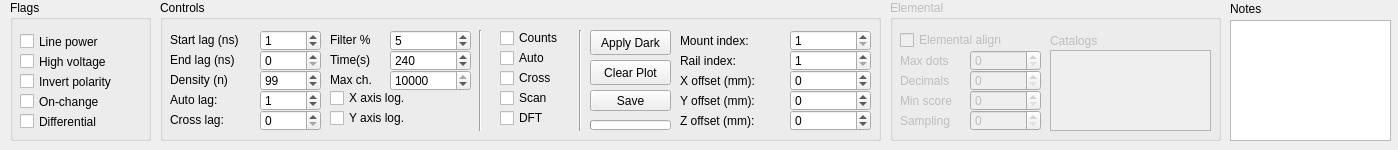
Before: the Qt Designer form line.ui in ahp-electronics/xc-gui, drawn with Qt 5.
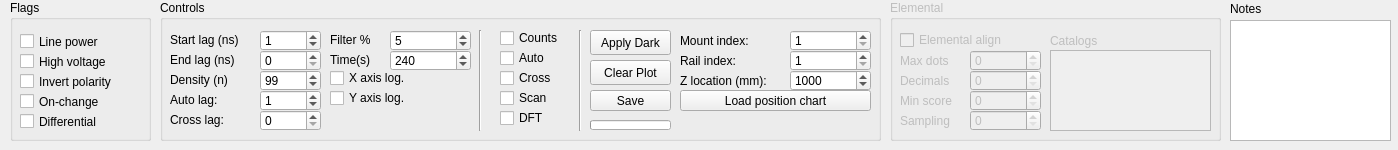
After: the same form once the commit is applied.

Commit message: Position chart CSV loading

Patch:
```diff
--- a/line.ui
+++ b/line.ui
@@ -583,7 +583,7 @@
      <rect>
       <x>520</x>
       <y>30</y>
-      <width>101</width>
+      <width>111</width>
       <height>21</height>
      </rect>
     </property>
@@ -596,7 +596,7 @@
      <rect>
       <x>520</x>
       <y>50</y>
-      <width>101</width>
+      <width>111</width>
       <height>21</height>
      </rect>
     </property>
@@ -604,45 +604,6 @@
      <string>Rail index:</string>
     </property>
    </widget>
-   <widget class="QLabel" name="label_9">
-    <property name="geometry">
-     <rect>
-      <x>520</x>
-      <y>70</y>
-      <width>101</width>
-      <height>21</height>
-     </rect>
-    </property>
-    <property name="text">
-     <string>X offset (mm):</string>
-    </property>
-   </widget>
-   <widget class="QLabel" name="label_10">
-    <property name="geometry">
-     <rect>
-      <x>520</x>
-      <y>90</y>
-      <width>101</width>
-      <height>21</height>
-     </rect>
-    </property>
-    <property name="text">
-     <string>Y offset (mm):</string>
-    </property>
-   </widget>
-   <widget class="QLabel" name="label_11">
-    <property name="geometry">
-     <rect>
-      <x>520</x>
-      <y>110</y>
-      <width>101</width>
-      <height>21</height>
-     </rect>
-    </property>
-    <property name="text">
-     <string>Z offset (mm):</string>
-    </property>
-   </widget>
    <widget class="QSpinBox" name="MountMotorIndex">
     <property name="geometry">
      <rect>
@@ -675,54 +636,6 @@
      <number>256</number>
     </property>
    </widget>
-   <widget class="QSpinBox" name="x_location">
-    <property name="geometry">
-     <rect>
-      <x>630</x>
-      <y>70</y>
-      <width>81</width>
-      <height>21</height>
-     </rect>
-    </property>
-    <property name="minimum">
-     <number>-10000000</number>
-    </property>
-    <property name="maximum">
-     <number>10000000</number>
-    </property>
-   </widget>
-   <widget class="QSpinBox" name="y_location">
-    <property name="geometry">
-     <rect>
-      <x>630</x>
-      <y>90</y>
-      <width>81</width>
-      <height>21</height>
-     </rect>
-    </property>
-    <property name="minimum">
-     <number>-10000000</number>
-    </property>
-    <property name="maximum">
-     <number>10000000</number>
-    </property>
-   </widget>
-   <widget class="QSpinBox" name="z_location">
-    <property name="geometry">
-     <rect>
-      <x>630</x>
-      <y>110</y>
-      <width>81</width>
-      <height>21</height>
-     </rect>
-    </property>
-    <property name="minimum">
-     <number>-10000000</number>
-    </property>
-    <property name="maximum">
-     <number>10000000</number>
-    </property>
-   </widget>
    <widget class="QPushButton" name="Save">
     <property name="geometry">
      <rect>
@@ -787,41 +700,6 @@
      <number>240</number>
     </property>
    </widget>
-   <widget class="QSpinBox" name="MaxChannel">
-    <property name="geometry">
-     <rect>
-      <x>230</x>
-      <y>70</y>
-      <width>81</width>
-      <height>21</height>
-     </rect>
-    </property>
-    <property name="minimum">
-     <number>1</number>
-    </property>
-    <property name="maximum">
-     <number>10000</number>
-    </property>
-    <property name="singleStep">
-     <number>1</number>
-    </property>
-    <property name="value">
-     <number>10000</number>
-    </property>
-   </widget>
-   <widget class="QLabel" name="label_20">
-    <property name="geometry">
-     <rect>
-      <x>170</x>
-      <y>70</y>
-      <width>61</width>
-      <height>20</height>
-     </rect>
-    </property>
-    <property name="text">
-     <string>Max ch.</string>
-    </property>
-   </widget>
    <widget class="QLabel" name="label_21">
     <property name="geometry">
      <rect>
@@ -842,7 +720,7 @@
     <property name="geometry">
      <rect>
       <x>170</x>
-      <y>90</y>
+      <y>70</y>
       <width>131</width>
       <height>16</height>
      </rect>
@@ -858,7 +736,7 @@
     <property name="geometry">
      <rect>
       <x>170</x>
-      <y>110</y>
+      <y>90</y>
       <width>131</width>
       <height>16</height>
      </rect>
@@ -867,6 +745,51 @@
      <string>Y axis log.</string>
     </property>
    </widget>
+   <widget class="QPushButton" name="position_chart">
+    <property name="geometry">
+     <rect>
+      <x>520</x>
+      <y>90</y>
+      <width>191</width>
+      <height>21</height>
+     </rect>
+    </property>
+    <property name="text">
+     <string>Load position chart</string>
+    </property>
+   </widget>
+   <widget class="QLabel" name="label_18">
+    <property name="geometry">
+     <rect>
+      <x>520</x>
+      <y>70</y>
+      <width>111</width>
+      <height>21</height>
+     </rect>
+    </property>
+    <property name="text">
+     <string>Z location (mm):</string>
+    </property>
+   </widget>
+   <widget class="QSpinBox" name="z_location">
+    <property name="geometry">
+     <rect>
+      <x>630</x>
+      <y>70</y>
+      <width>81</width>
+      <height>21</height>
+     </rect>
+    </property>
+    <property name="minimum">
+     <number>1</number>
+    </property>
+    <property name="maximum">
+     <number>1000000</number>
+    </property>
+    <property name="value">
+     <number>1000</number>
+    </property>
+   </widget>
   </widget>
  </widget>
  <resources/>
```
The commit also changes 4 other files.
